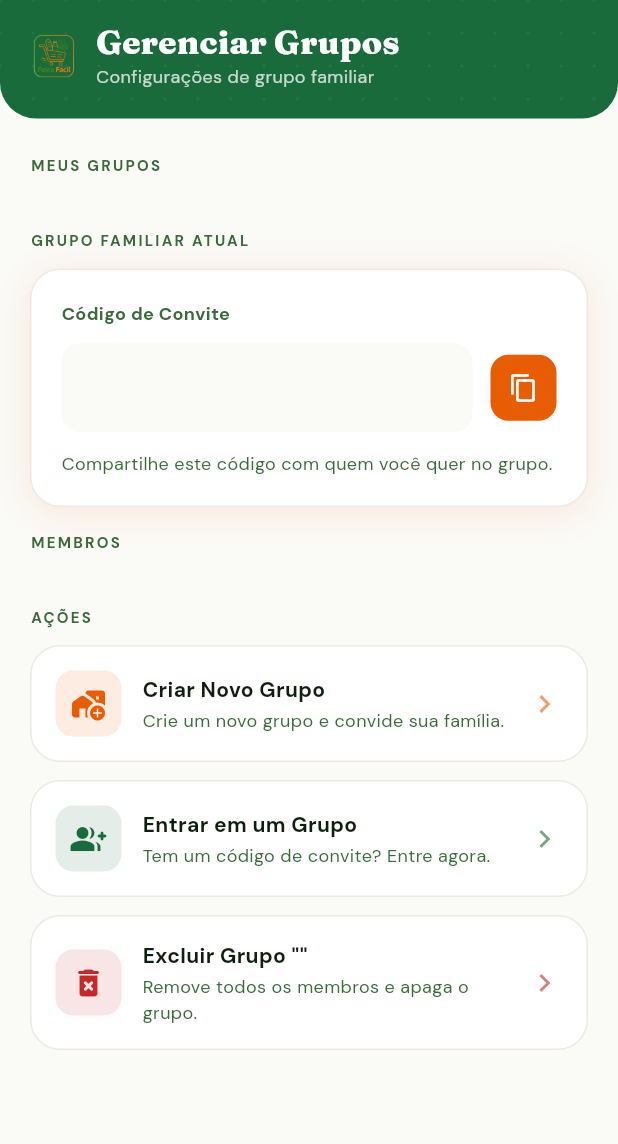
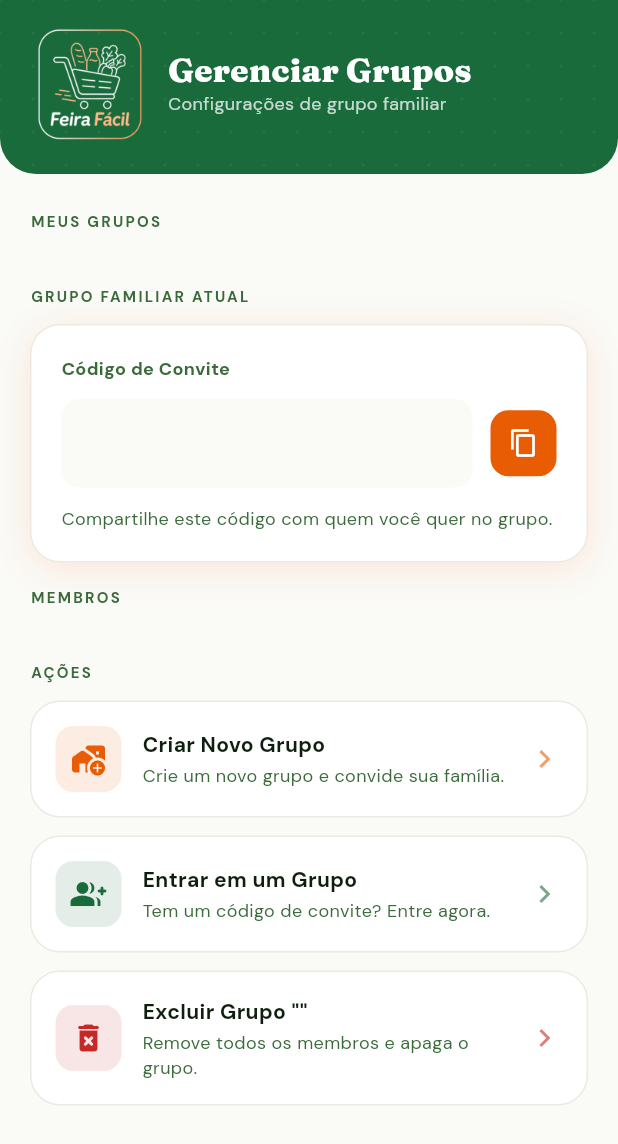
Before and after one commit to gustavoernandes86/feira_facil, a Flutter app: the GroupManagementScreen screen opened by its route, on a phone screen of 412 x 824 dp. Shown: the top 1144 px of the screen. Run offline on Flutter 3.47's test engine with Material 3 defaults, Android fonts, the phone set to English and light mode, and no system bars; our stand-ins replace cloud_firestore, firebase_auth, firebase_core, flutter_riverpod, freezed_annotation, go_router and 3 more; accounts and stored records are empty.

Commit message:
feat: create reusable PremiumHeader widget with background pattern and navigation support

```diff
--- a/feira_facil/lib/core/widgets/premium_header.dart
+++ b/feira_facil/lib/core/widgets/premium_header.dart
@@ -67,9 +67,8 @@ class PremiumHeader extends StatelessWidget {
 
                   // Premium Square App Icon
                   Image.asset(
-                    'assets/images/logo.png',
-                    height: 32,
-                    width: 32,
+                    'assets/images/logo-escura.png',
+                    height: 80,
                     fit: BoxFit.contain,
                   ),
                   const SizedBox(width: 12),
```
